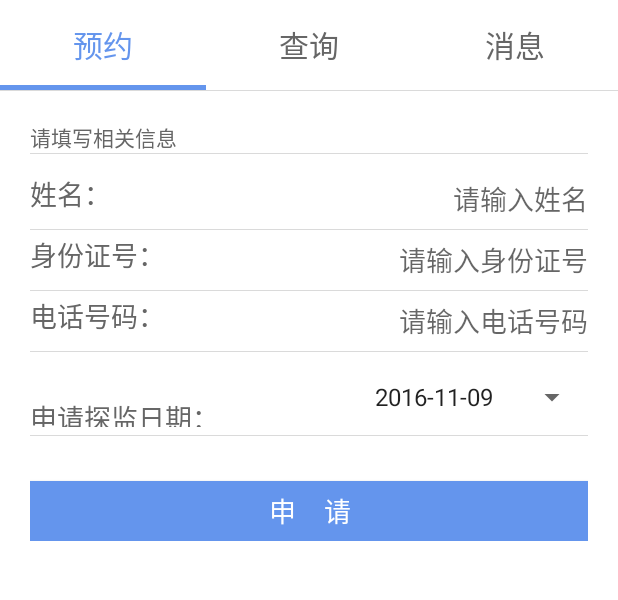
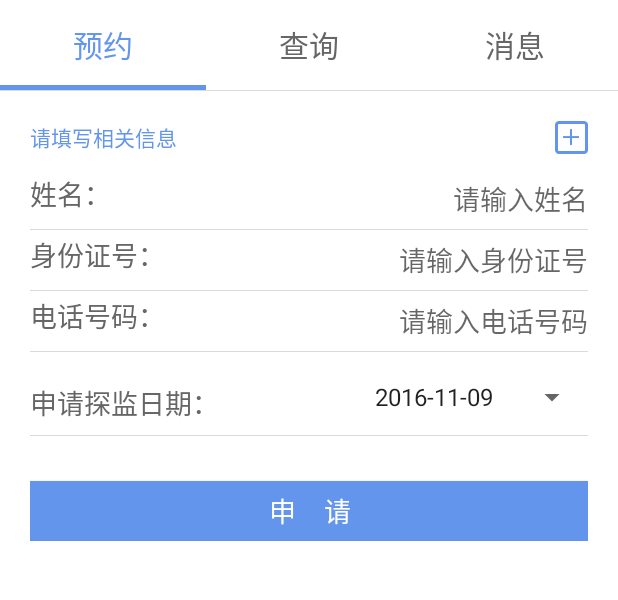
Before and after one commit to GKZX/ReservationAssistant, an Android app: the BookFragment screen opened directly, with no data from a screen before it, on a phone screen of 412 x 824 dp, the part 84-684 px from its top. Run offline under Robolectric (Android 15) with nearby library versions, the phone set to English and light mode, and no system bars; our stand-ins replace ButterKnife; libraries missing offline, so code that uses them is left out: com.netease.nimlib, com.squareup.otto; 4 statements that could not run were skipped.

Commit message:
修复部分bug，添加多人预约UI(暂未修改提交数据)

```diff
--- a/ReservationAssistant/app/src/main/java/com/gkzxhn/xjyyzs/app/AppManager.java
+++ b/ReservationAssistant/app/src/main/java/com/gkzxhn/xjyyzs/app/AppManager.java
@@ -1,6 +1,7 @@
 package com.gkzxhn.xjyyzs.app;
 
 import android.app.Activity;
+import android.app.ActivityManager;
 import android.content.Context;
 
 import java.util.Stack;
@@ -105,8 +106,8 @@ public class AppManager {
     public void ExitApp(Context context){
         try {
             finishAllActivity();
-//            ActivityManager manager = (ActivityManager) context.getSystemService(Context.ACTIVITY_SERVICE);
-//            manager.restartPackage(context.getPackageName());
+            ActivityManager manager = (ActivityManager) context.getSystemService(Context.ACTIVITY_SERVICE);
+            manager.restartPackage(context.getPackageName());
             System.exit(0);
         } catch (Exception e){
             e.printStackTrace();
--- a/ReservationAssistant/app/src/main/res/layout/fragment_book.xml
+++ b/ReservationAssistant/app/src/main/res/layout/fragment_book.xml
@@ -12,20 +12,32 @@
         android:orientation="vertical"
         android:padding="20dp">
 
+        <RelativeLayout
+            android:layout_width="match_parent"
+            android:layout_height="wrap_content">
+
+            <TextView
+                android:layout_width="wrap_content"
+                android:layout_height="wrap_content"
+                android:text="请填写相关信息"
+                android:textSize="@dimen/note_text_size"
+                android:textColor="@color/theme"
+                android:id="@+id/textView"/>
+
+            <ImageView
+                android:id="@+id/add"
+                android:layout_width="wrap_content"
+                android:layout_height="wrap_content"
+                android:src="@drawable/add"
+                android:layout_alignParentRight="true"/>
+        </RelativeLayout>
+
         <LinearLayout
             android:layout_width="match_parent"
             android:layout_height="wrap_content"
             android:orientation="vertical"
             android:divider="@drawable/divider"
             android:showDividers="middle|end">
-
-            <TextView
-                android:layout_width="match_parent"
-                android:layout_height="wrap_content"
-                android:text="请填写相关信息"
-                android:textSize="@dimen/note_text_size"
-                android:textColor="@color/tv_mid"
-                android:id="@+id/textView"/>
 
             <RelativeLayout
                 android:layout_width="match_parent"
@@ -109,6 +121,31 @@
                     android:hint="请输入电话号码"/>
             </RelativeLayout>
 
+            <LinearLayout
+                android:id="@+id/ll_added"
+                android:layout_width="match_parent"
+                android:layout_height="wrap_content"
+                android:visibility="gone"
+                android:orientation="vertical">
+
+                <TextView
+                    android:layout_width="wrap_content"
+                    android:layout_height="wrap_content"
+                    android:layout_marginTop="15dp"
+                    android:layout_marginBottom="15dp"
+                    android:text="已添加"
+                    android:textColor="@color/theme"
+                    android:textSize="@dimen/note_text_size"/>
+
+                <LinearLayout
+                    android:id="@+id/ll_added_item"
+                    android:layout_width="match_parent"
+                    android:layout_height="wrap_content"
+                    android:orientation="vertical"
+                    android:divider="@drawable/divider"
+                    android:showDividers="middle"/>
+            </LinearLayout>
+
             <RelativeLayout
                 android:layout_width="match_parent"
                 android:layout_height="@dimen/book_item_height"
@@ -121,7 +158,7 @@
                     android:text="申请探监日期："
                     android:textSize="@dimen/book_main_text_size"
                     android:textColor="@color/tv_mid"
-                    android:layout_marginTop="20dp"/>
+                    android:layout_marginTop="10dp"/>
 
                 <Spinner
                     android:id="@+id/sp_date"
```
Also changed, not shown: ReservationAssistant/app/src/main/java/com/gkzxhn/xjyyzs/app/MyApp.java (+8 -9 lines), ReservationAssistant/app/src/main/java/com/gkzxhn/xjyyzs/fragments/BookFragment.java (+124 -70 lines), ReservationAssistant/app/src/main/java/com/gkzxhn/xjyyzs/utils/StringUtils.java (+21 -0 lines), ReservationAssistant/app/src/main/java/com/gkzxhn/xjyyzs/utils/UIUtil.java (+56 -0 lines), ReservationAssistant/app/src/main/res/layout/activity_staff_loading.xml (+4 -4 lines), ReservationAssistant/app/src/main/res/layout/add_item.xml (added, +38 -0 lines), ReservationAssistant/app/src/main/res/layout/add_item_dialog.xml (added, +88 -0 lines), ReservationAssistant/app/src/main/res/layout/fragment_search.xml (+4 -4 lines), ReservationAssistant/app/src/main/res/values/strings.xml (+8 -0 lines), ReservationAssistant/app/src/main/res/drawable-hdpi/add.png (added), ReservationAssistant/app/src/main/res/drawable-hdpi/avatar_def.png (renamed from ReservationAssistant/app/src/main/res/drawable/avatar_def.png), ReservationAssistant/app/src/main/res/drawable-hdpi/back.png (renamed from ReservationAssistant/app/src/main/res/drawable/back.png), ReservationAssistant/app/src/main/res/drawable-hdpi/delete.png (added), ReservationAssistant/app/src/main/res/drawable-hdpi/nan1.png (renamed from ReservationAssistant/app/src/main/res/drawable/nan1.png), 3 more files.
